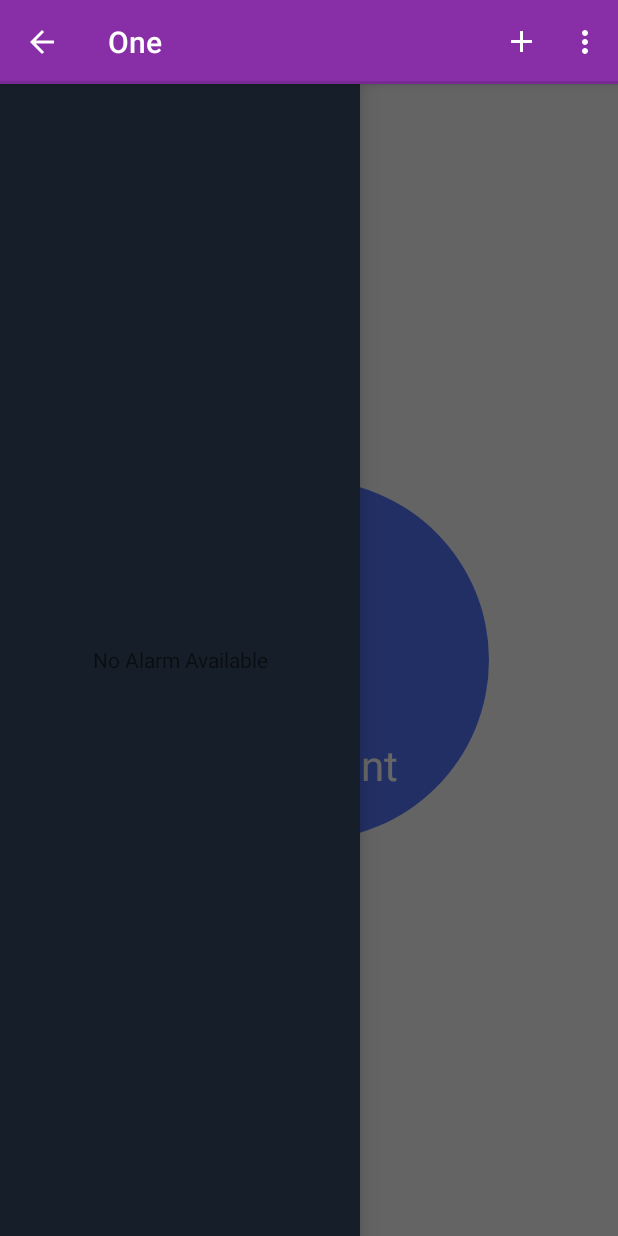
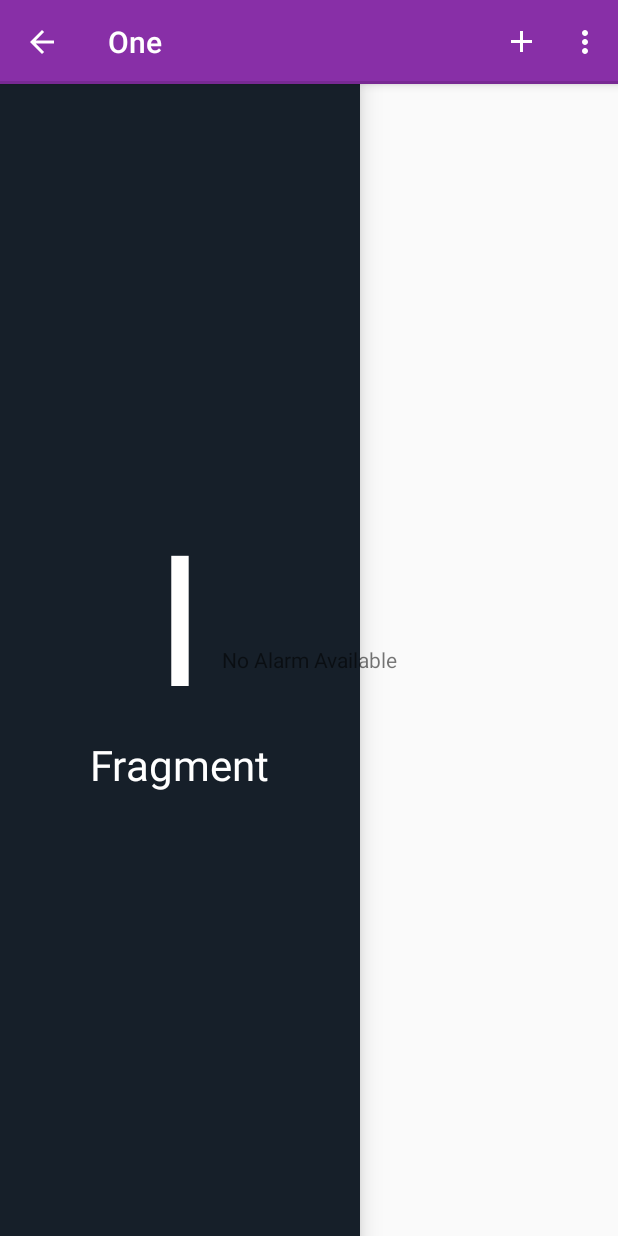
Before and after one commit to dbm0204/MediReminder-Android, an Android app: the screen it shows after launch (AlarmList), with the side drawer open, on a phone screen of 412 x 824 dp. Run offline under Robolectric (Android 15) with nearby library versions, the phone set to English and light mode, and no system bars; our stand-ins replace ButterKnife, Timber; libraries missing offline, so code that uses them is left out: com.devspark.robototextview; plain views replace RobotoTextView; 4 statements that could not run were skipped.

Commit message:
fixed NavigationDrawer

```diff
--- a/app/src/main/java/project/dbm0204/org/meditimer/FragmentAbout.java
+++ b/app/src/main/java/project/dbm0204/org/meditimer/FragmentAbout.java
@@ -23,7 +23,7 @@ import butterknife.Unbinder;
 import project.dbm0204.org.meditimer.R;
 
 /**
- * Created by Michal Bialas on 19/07/14
+ * Created by dbm0204 on 09/11/17
  */
 public class FragmentAbout extends Fragment {
 
@@ -52,8 +52,7 @@ public class FragmentAbout extends Fragment {
 
     Intent emailIntent = new Intent(Intent.ACTION_SENDTO,
         Uri.fromParts("mailto", getString(R.string.user_email), null));
-    emailIntent.putExtra(android.content.Intent.EXTRA_SUBJECT,
-        getString(R.string.about_msg_subject));
+    emailIntent.putExtra(android.content.Intent.EXTRA_SUBJECT,getString(R.string.about_msg_subject));
     try {
       startActivity(Intent.createChooser(emailIntent, getString(R.string.about_mail_chooser)));
     } catch (ActivityNotFoundException exception) {
--- a/app/src/main/java/project/dbm0204/org/meditimer/FragmentOne.java
+++ b/app/src/main/java/project/dbm0204/org/meditimer/FragmentOne.java
@@ -17,20 +17,15 @@ import butterknife.Unbinder;
  */
 public class FragmentOne extends Fragment {
 
-  @BindView(R.id.circleLayout) LinearLayout circleLayout;
-  private Unbinder unbinder;
 
-  @Override public View onCreateView(LayoutInflater inflater, ViewGroup containter,
-      Bundle savedInstanceState) {
+  @Override
+  public View onCreateView(LayoutInflater inflater, ViewGroup containter, Bundle savedInstanceState) {
     View view = inflater.inflate(R.layout.fragment_one, containter, false);
-    unbinder = ButterKnife.bind(this, view);
-    ((GradientDrawable) circleLayout.getBackground()).setColor(
-        getResources().getColor(R.color.material_blue));
     return view;
   }
 
-  @Override public void onDestroyView() {
+  @Override
+  public void onDestroyView() {
     super.onDestroyView();
-    unbinder.unbind();
   }
 }
--- a/app/src/main/res/layout/activity_alarm_list.xml
+++ b/app/src/main/res/layout/activity_alarm_list.xml
@@ -1,21 +1,29 @@
+<RelativeLayout
+    xmlns:android="http://schemas.android.com/apk/res/android"
+    android:layout_width="match_parent"
+    android:layout_height="match_parent">
     <android.support.v4.widget.DrawerLayout
         xmlns:android="http://schemas.android.com/apk/res/android"
         android:id="@+id/drawerlayout"
         style="@style/Match">
-
-    <FrameLayout
-        android:id="@+id/contentFrame"
-        android:layout_width="match_parent"
-        android:layout_height="match_parent">
-    </FrameLayout>
-
         <LinearLayout
+            xmlns:android="http://schemas.android.com/apk/res/android"
             android:id="@+id/linearDrawer"
             android:layout_width="@dimen/navigation_drawer_width"
             android:layout_height="match_parent"
             android:layout_gravity="start"
             android:background="@color/background_user_navigation_drawer"
             android:orientation="vertical">
+            <FrameLayout
+                android:id="@+id/contentFrame"
+                android:layout_width="match_parent"
+                android:layout_height="match_parent">
+            </FrameLayout>
+            <include
+                layout="@layout/navigation_drawer_list_view"
+                android:id="@+id/navigationDrawerListViewWrapper"/>
+        </LinearLayout>
+    </android.support.v4.widget.DrawerLayout>
 
         <RelativeLayout xmlns:android="http://schemas.android.com/apk/res/android"
             xmlns:tools="http://schemas.android.com/tools"
@@ -40,8 +48,4 @@
                 android:layout_height="fill_parent"
                 android:background="@android:color/transparent" />
         </RelativeLayout>
-        <include
-            layout="@layout/navigation_drawer_list_view"
-            android:id="@+id/navigationDrawerListViewWrapper"/>
-    </LinearLayout>
-</android.support.v4.widget.DrawerLayout>
+</RelativeLayout>
```
Also changed, not shown: app/src/main/java/project/dbm0204/org/meditimer/FragmentThree.java (+4 -11 lines), app/src/main/java/project/dbm0204/org/meditimer/FragmentTwo.java (+1 -6 lines). Lines whose indentation alone changed are shown as unchanged.
